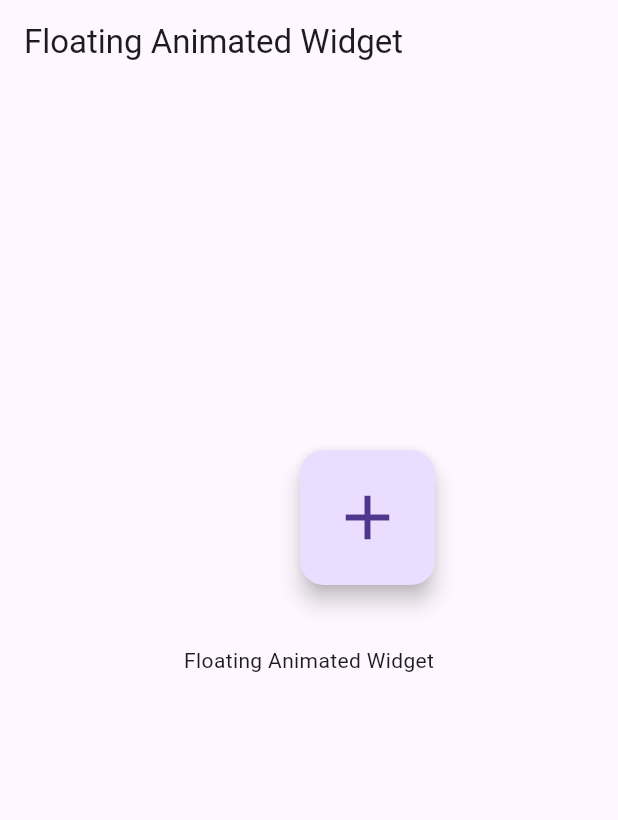
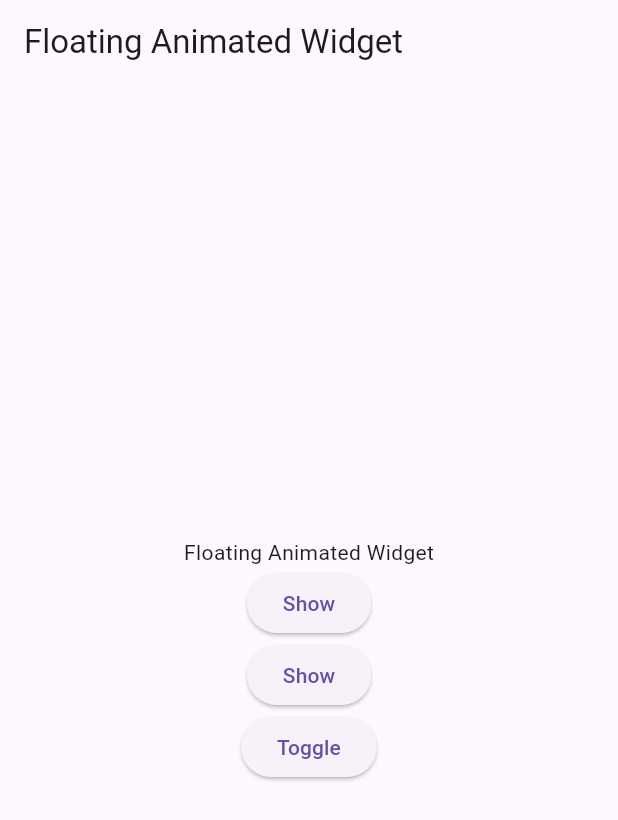
Before and after one commit to Smueez/floating_animated_widget, a Flutter app: the screen it shows after launch, on a phone screen of 412 x 824 dp. Shown: the top 820 px of the screen. Run offline on Flutter 3.47's test engine with Material 3 defaults, Android fonts, the phone set to English and light mode, and no system bars.

Commit message:
Implemented controller to handle the floating widget's state from outside of the package's scope.

```diff
--- a/example/lib/main.dart
+++ b/example/lib/main.dart
@@ -1,3 +1,4 @@
+import 'package:floating_draggable_widget/floating_widget_controller.dart';
 import 'package:flutter/material.dart';
 
 import 'package:floating_draggable_widget/floating_draggable_widget.dart';
@@ -26,17 +27,21 @@ class MyHomePage extends StatefulWidget {
 }
 
 class _MyHomePageState extends State<MyHomePage> {
+  ///floating widget visibility initially set to false
+  final FloatingWidgetController floatingWidgetController = FloatingWidgetController(false);
+
   @override
   Widget build(BuildContext context) {
     return FloatingDraggableWidget(
+      controller: floatingWidgetController,
       floatingWidget: FloatingActionButton(
         onPressed: () {},
         child: const Icon(Icons.add, size: 50),
       ),
-      onDragEvent: (dx, dy){
+      onDragEvent: (dx, dy) {
         print("$dx, $dy");
       },
-      onDragging: (val){
+      onDragging: (val) {
         print("on dragging $val");
       },
       autoAlign: true,
@@ -72,13 +77,37 @@ class _MyHomePageState extends State<MyHomePage> {
         appBar: AppBar(
           title: const Text('Floating Animated Widget'),
         ),
-        body: const Center(
+        body: Center(
           child: Column(
             mainAxisAlignment: MainAxisAlignment.center,
             children: <Widget>[
-              Text(
+              const Text(
                 'Floating Animated Widget',
               ),
+              ElevatedButton(
+                  onPressed: () {
+                    //example to show the floating widget
+                    setState(() {
+                      floatingWidgetController.show();
+                    });
+                  },
+                  child: const Text("Show")),
+              ElevatedButton(
+                  onPressed: () {
+                    //example to hide the floating widget
+                    setState(() {
+                      floatingWidgetController.hide();
+                    });
+                  },
+                  child: const Text("Show")),
+              ElevatedButton(
+                  onPressed: () {
+                    //example to toggle the floating widget state
+                    setState(() {
+                      floatingWidgetController.toggle();
+                    });
+                  },
+                  child: const Text("Toggle"))
             ],
           ),
         ),
--- a/lib/floating_draggable_widget.dart
+++ b/lib/floating_draggable_widget.dart
@@ -1,7 +1,11 @@
 library floating_draggable_widget;
 
 import 'package:flutter/material.dart';
-enum AlignmentType {onlyRight, onlyLeft, both}
+
+import 'floating_widget_controller.dart';
+
+enum AlignmentType { onlyRight, onlyLeft, both }
+
 /// Support Android, IOS, Web etc.
 /// This package is used to make a widget movable or draggable around the screen freely;
 /// Works fine for any Widget;
@@ -10,6 +14,7 @@ enum AlignmentType {onlyRight, onlyLeft, both}
 class FloatingDraggableWidget extends StatefulWidget {
   FloatingDraggableWidget({
     Key? key,
+    required this.controller,
     required this.mainScreenWidget,
     required this.floatingWidget,
     required this.floatingWidgetWidth,
@@ -93,6 +98,7 @@ class FloatingDraggableWidget extends StatefulWidget {
   final double isCollidingDeleteWidgetWidth;
   final EdgeInsets? deleteWidgetPadding;
   final BoxDecoration? deleteWidgetDecoration;
+
   /// if [autoAlign] is true then this autoAlignType will determine on which side the floating widget land after releasing it.
   /// by default it is [AlignmentType.both].
   final AlignmentType autoAlignType;
@@ -112,13 +118,15 @@ class FloatingDraggableWidget extends StatefulWidget {
   /// If the user need disable the resizeToAvoidBottomInset from Scaffold.
   bool resizeToAvoidBottomInset;
 
+  ///controller to handle the floating widget state from outside of this package's scope
+  ///useful to re-insert the widget after deleting it, or managing it's state remotely basically.
+  final FloatingWidgetController controller;
+
   @override
-  State<FloatingDraggableWidget> createState() =>
-      _FloatingDraggableWidgetState();
+  State<FloatingDraggableWidget> createState() => _FloatingDraggableWidgetState();
 }
 
-class _FloatingDraggableWidgetState extends State<FloatingDraggableWidget>
-    with SingleTickerProviderStateMixin {
+class _FloatingDraggableWidgetState extends State<FloatingDraggableWidget> with SingleTickerProviderStateMixin {
   /// distance from top and left initial value
   late double top, left;
   double? right = 20;
@@ -143,10 +151,7 @@ class _FloatingDraggableWidgetState extends State<FloatingDraggableWidget>
   /// is the floating widget colliding with the close widget.
   bool isColliding = true;
 
-  /// If the user requested to remove the floating widget.
-  bool isRemoved = false;
-  bool hasCollision(GlobalKey<State<StatefulWidget>> key1,
-      GlobalKey<State<StatefulWidget>> key2) {
+  bool hasCollision(GlobalKey<State<StatefulWidget>> key1, GlobalKey<State<StatefulWidget>> key2) {
     final box1 = key1.currentContext?.findRenderObject() as RenderBox?;
     final box2 = key2.currentContext?.findRenderObject() as RenderBox?;
     if (box1 != null && box2 != null) {
@@ -209,7 +214,7 @@ class _FloatingDraggableWidgetState extends State<FloatingDraggableWidget>
         child: SizedBox(
           height: height,
           width: width,
-          child: isRemoved
+          child: !widget.controller.value
               ? widget.mainScreenWidget
               : Stack(
                   children: [
@@ -223,8 +228,7 @@ class _FloatingDraggableWidgetState extends State<FloatingDraggableWidget>
                         child: AnimatedOpacity(
                           opacity: isDragging ? 1.0 : 0.0,
                           duration: Duration(
-                            milliseconds:
-                                widget.hasDeleteWidgetAnimationDuration,
+                            milliseconds: widget.hasDeleteWidgetAnimationDuration,
                           ),
                           child: Container(
                             padding: widget.deleteWidgetPadding,
@@ -233,17 +237,12 @@ class _FloatingDraggableWidgetState extends State<FloatingDraggableWidget>
                             child: AnimatedSize(
                               curve: widget.deleteWidgetAnimationCurve,
                               duration: Duration(
-                                milliseconds:
-                                    widget.deleteWidgetAnimationDuration,
+                                milliseconds: widget.deleteWidgetAnimationDuration,
                               ),
                               child: SizedBox(
                                 key: containerKey1,
-                                height: isColliding
-                                    ? widget.isCollidingDeleteWidgetHeight
-                                    : widget.deleteWidgetWidth,
-                                width: isColliding
-                                    ? widget.isCollidingDeleteWidgetWidth
-                                    : widget.deleteWidgetWidth,
+                                height: isColliding ? widget.isCollidingDeleteWidgetHeight : widget.deleteWidgetWidth,
+                                width: isColliding ? widget.isCollidingDeleteWidgetWidth : widget.deleteWidgetWidth,
                                 child: widget.deleteWidget,
                               ),
                             ),
@@ -257,13 +256,8 @@ class _FloatingDraggableWidgetState extends State<FloatingDraggableWidget>
                       /// otherwise the bottom and right will be null.
                       top: top == -1 ? null : top,
                       left: left == -1 ? null : left,
-                      right: widget.dx == null && left == -1 && top == -1
-                          ? 20
-                          : null,
-                      bottom: widget.bottom ??
-                          (widget.dy == null && left == -1 && top == -1
-                              ? 20
-                              : null),
+                      right: widget.dx == null && left == -1 && top == -1 ? 20 : null,
+                      bottom: widget.bottom ?? (widget.dy == null && left == -1 && top == -1 ? 20 : null),
                       duration: Duration(milliseconds: isDragging ? 100 : 700),
 
                       /// setting animation time and animation type
@@ -273,7 +267,9 @@ class _FloatingDraggableWidgetState extends State<FloatingDraggableWidget>
                               left >= (width - widget.floatingWidgetWidth) ||
                               top <= widget.floatingWidgetHeight ||
                               left <= 1
-                          ? !widget.disableBounceAnimation? Curves.bounceOut : Curves.ease
+                          ? !widget.disableBounceAnimation
+                              ? Curves.bounceOut
+                              : Curves.ease
                           : Curves.ease,
                       child: GestureDetector(
                         /// tabbing on widget makes the isTabbed true.
@@ -296,7 +292,7 @@ class _FloatingDraggableWidgetState extends State<FloatingDraggableWidget>
                           setState(() {
                             isTabbed = true;
                             isDragging = true;
-                            if(widget.onDragging != null){
+                            if (widget.onDragging != null) {
                               widget.onDragging!(true);
                             }
                           });
@@ -306,14 +302,10 @@ class _FloatingDraggableWidgetState extends State<FloatingDraggableWidget>
                         onPanUpdate: (value) {
                           setState(() {
                             if (isTabbed && isDragEnable) {
-                              isColliding = hasDeleteWidget &&
-                                  hasCollision(containerKey1, containerKey2);
-                              top = _getDy(
-                                  value.globalPosition.dy -
-                                      (widget.floatingWidgetHeight),
-                                  height);
+                              isColliding = hasDeleteWidget && hasCollision(containerKey1, containerKey2);
+                              top = _getDy(value.globalPosition.dy - (widget.floatingWidgetHeight), height);
                               left = _getDx(value.globalPosition.dx, width);
-                              if(widget.onDragEvent != null){
+                              if (widget.onDragEvent != null) {
                                 widget.onDragEvent!(left, top);
                               }
                             }
@@ -327,22 +319,15 @@ class _FloatingDraggableWidgetState extends State<FloatingDraggableWidget>
                             if (isTabbed && isDragEnable) {
                               isDragging = false;
                               left = _getDx(
-                                  left +
-                                      value.velocity.pixelsPerSecond.dx /
-                                          (widget.speed ?? 50.0).toDouble(),
-                                  width);
+                                  left + value.velocity.pixelsPerSecond.dx / (widget.speed ?? 50.0).toDouble(), width);
                               top = _getDy(
-                                  top +
-                                      value.velocity.pixelsPerSecond.dy /
-                                          (widget.speed ?? 50.0).toDouble(),
-                                  height);
-                              if(widget.onDragEvent != null){
+                                  top + value.velocity.pixelsPerSecond.dy / (widget.speed ?? 50.0).toDouble(), height);
+                              if (widget.onDragEvent != null) {
                                 widget.onDragEvent!(left, top);
                               }
-
                             }
                             if (hasDeleteWidget && isColliding) {
-                              isRemoved = true;
+                              widget.controller.hide();
                               widget.onDeleteWidget?.call();
                             }
                           });
@@ -356,20 +341,22 @@ class _FloatingDraggableWidgetState extends State<FloatingDraggableWidget>
                           ///  left = 0
                           if (widget.autoAlign) {
                             /// widget aligns on the left only
-                            if(widget.autoAlignType == AlignmentType.onlyLeft){
+                            if (widget.autoAlignType == AlignmentType.onlyLeft) {
                               setState(() {
                                 left = 0;
                               });
                             }
+
                             /// widget aligns on the right only
-                            else if(widget.autoAlignType == AlignmentType.onlyRight){
+                            else if (widget.autoAlignType == AlignmentType.onlyRight) {
                               setState(() {
                                 left = width - widget.floatingWidgetWidth;
                               });
                             }
+
                             /// widget aligns on the both side according to the position
                             /// default behaviour
-                            else{
+                            else {
                               if (left >= width / 2) {
                                 setState(() {
                                   left = width - widget.floatingWidgetWidth;
--- /dev/null
+++ b/lib/floating_widget_controller.dart
@@ -0,0 +1,17 @@
+import 'package:flutter/material.dart';
+
+class FloatingWidgetController extends ValueNotifier<bool> {
+  FloatingWidgetController(bool value) : super(value);
+
+  void show() {
+    value = true;
+  }
+
+  void hide() {
+    value = false;
+  }
+
+  void toggle() {
+    value = !value;
+  }
+}
```
Also changed, not shown: example/pubspec.lock.
